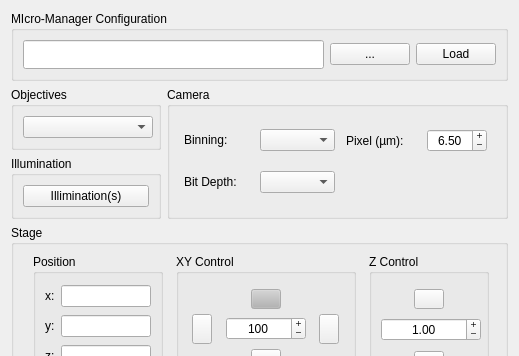
Before: the Qt Designer form micromanager_gui/_ui/micromanager_gui.ui in pymmcore-plus/napari-micromanager, drawn with Qt 5; both pictures show x 0 to 519 and y 0 to 356 of the 519 by 844 pixel window.
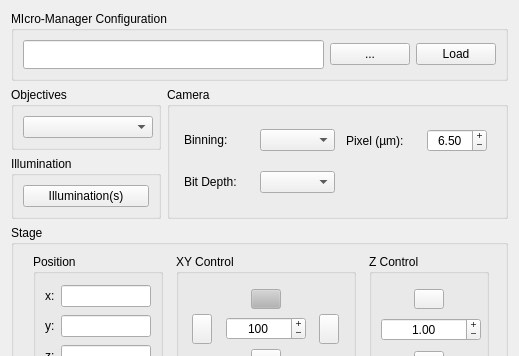
After: the same form once the commit is applied.

Commit message: LIGHT_LIST

Diff of the .ui file:
```diff
--- a/micromanager_gui/_ui/micromanager_gui.ui
+++ b/micromanager_gui/_ui/micromanager_gui.ui
@@ -275,7 +275,7 @@
         <item row="0" column="0">
          <widget class="QPushButton" name="illumination_Button">
           <property name="text">
-           <string>Illimination(s)</string>
+           <string>Illumination(s)</string>
           </property>
          </widget>
         </item>
```
The commit also changes 1 other file.
